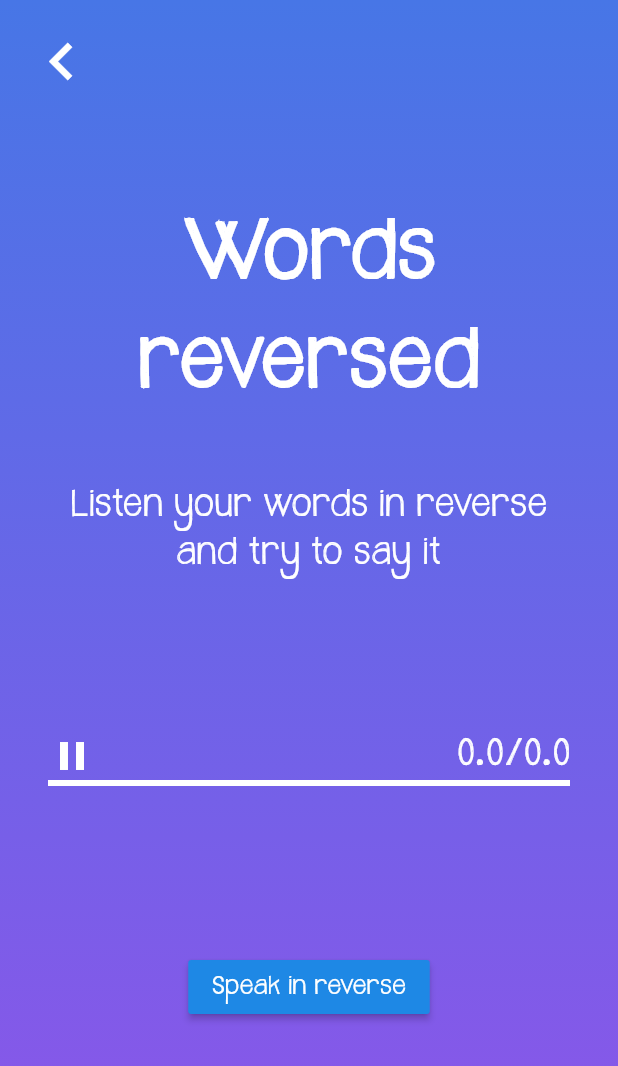
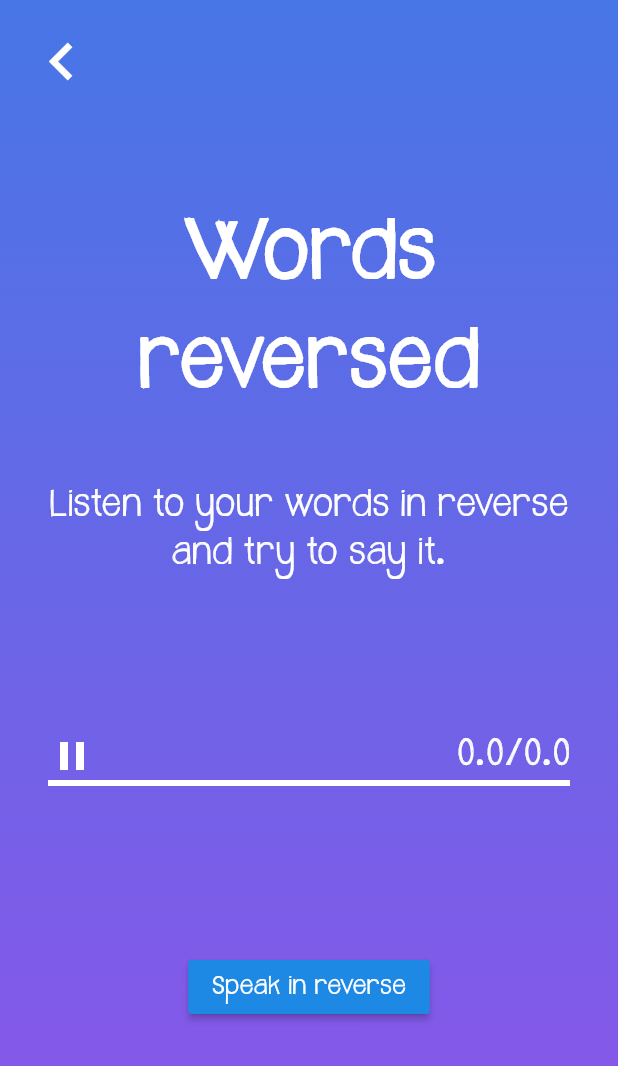
Before and after one commit to Pyozer/RewindWords, a Flutter app: the PlayerScreen widget shown alone on an empty page, opened directly, on a phone screen of 412 x 824 dp. Shown: the top 1066 px of the screen. Run offline on Flutter 3.47's test engine with Material 2 defaults, Android fonts, the phone set to English and light mode, and no system bars; our stand-ins replace audioplayers; missing offline and left inert: audio_recorder, reverse_audio, simple_permissions.

```diff
--- a/lib/screens/play_screen.dart
+++ b/lib/screens/play_screen.dart
@@ -110,7 +110,9 @@ class _PlayerScreenState extends State<PlayerScreen> {
 
     return Screen(
       title: "Words reversed",
-      desc: "Listen your words in reverse and try to say it",
+      desc: !widget.isInReverse
+          ? "Listen to your words in reverse and try to say it."
+          : "Listen to what you said backwards, inverted.",
       child: Column(
         children: [
           Row(
```
